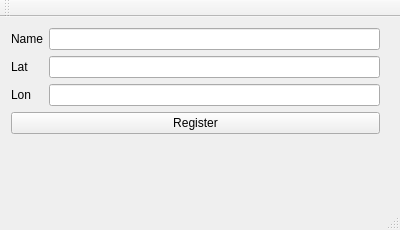
Qt form EasterPlanner/EasterPlanner_Client/mainwindow.ui (Kola50011/programming-htlwrn) before a commit.
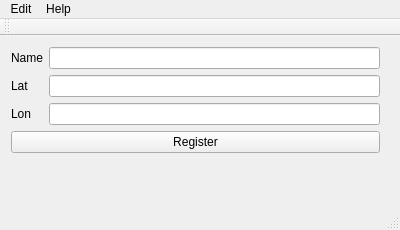
The same form after that commit.

Commit message: Moves the networking popup int its own settings toolbar element

Patch:
```diff
--- a/EasterPlanner/EasterPlanner_Client/mainwindow.ui
+++ b/EasterPlanner/EasterPlanner_Client/mainwindow.ui
@@ -73,6 +73,20 @@
      <height>30</height>
     </rect>
    </property>
+   <widget class="QMenu" name="menuEdit">
+    <property name="title">
+     <string>Edit</string>
+    </property>
+    <addaction name="actionSettings"/>
+   </widget>
+   <widget class="QMenu" name="menuHelp">
+    <property name="title">
+     <string>Help</string>
+    </property>
+    <addaction name="actionAbout"/>
+   </widget>
+   <addaction name="menuEdit"/>
+   <addaction name="menuHelp"/>
   </widget>
   <widget class="QToolBar" name="mainToolBar">
    <attribute name="toolBarArea">
```
Left out of the diff: 13 changed lines with no effect on the pictures. The commit also changes 6 other files.
